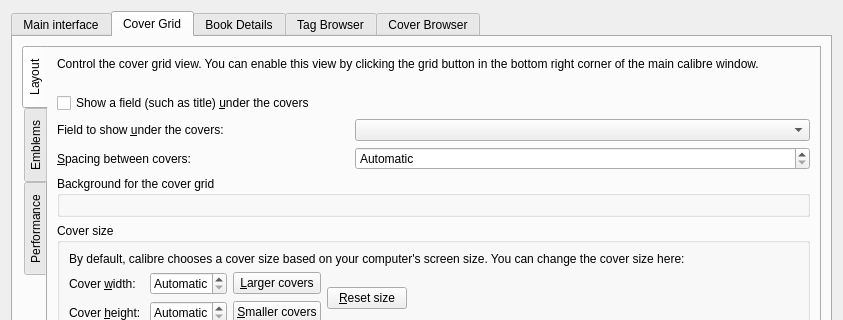
This is src/calibre/gui2/preferences/look_feel.ui in kovidgoyal/calibre as Qt 5 draws it before an edit; both pictures show x 0 to 843 and y 0 to 320 of the 843 by 546 pixel window. The edited form follows.
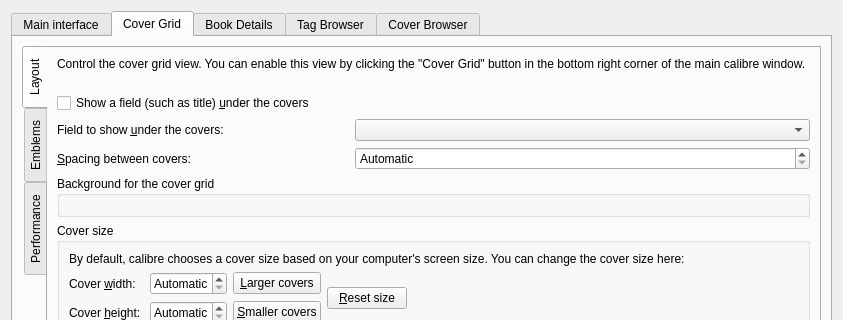
This is the edited form. The open tabs and pages were chosen to show the change. Icons and pictures are not drawn. Custom widgets are drawn as their Qt base class.

```diff
--- a/src/calibre/gui2/preferences/look_feel.ui
+++ b/src/calibre/gui2/preferences/look_feel.ui
@@ -269,7 +269,7 @@
            <item row="0" column="0" colspan="2">
             <widget class="QLabel" name="label_19">
              <property name="text">
-              <string>Control the cover grid view. You can enable this view by clicking the grid button in the bottom right corner of the main calibre window.</string>
+              <string>Control the cover grid view. You can enable this view by clicking the "Cover Grid" button in the bottom right corner of the main calibre window.</string>
              </property>
              <property name="wordWrap">
               <bool>true</bool>
```
